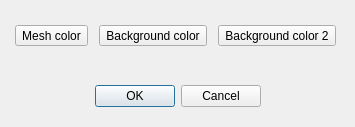
Qt form Qt/mqColorDialog.ui (morphomuseum/ISE-MeshTools) before a commit.
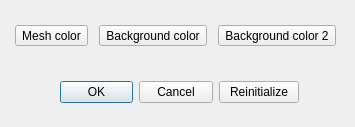
The same form after that commit. Custom widgets are drawn as their Qt base class.

Commit message: Default GUI options (color, camera, grid...) are now stored inside vtkMeshToolsCore. Default colors can now be restored.

What changed in the file:
```diff
--- a/Qt/mqColorDialog.ui
+++ b/Qt/mqColorDialog.ui
@@ -13,22 +13,6 @@
   <property name="windowTitle">
    <string>Color options</string>
   </property>
-  <widget class="QDialogButtonBox" name="buttonBox">
-   <property name="geometry">
-    <rect>
-     <x>70</x>
-     <y>80</y>
-     <width>191</width>
-     <height>32</height>
-    </rect>
-   </property>
-   <property name="orientation">
-    <enum>Qt::Horizontal</enum>
-   </property>
-   <property name="standardButtons">
-    <set>QDialogButtonBox::Cancel|QDialogButtonBox::Ok</set>
-   </property>
-  </widget>
   <widget class="QWidget" name="verticalLayoutWidget">
    <property name="geometry">
     <rect>
@@ -66,6 +50,35 @@
     </item>
    </layout>
   </widget>
+  <widget class="QWidget" name="">
+   <property name="geometry">
+    <rect>
+     <x>60</x>
+     <y>80</y>
+     <width>239</width>
+     <height>25</height>
+    </rect>
+   </property>
+   <layout class="QHBoxLayout" name="horizontalLayout_2">
+    <item>
+     <widget class="QDialogButtonBox" name="buttonBox">
+      <property name="orientation">
+       <enum>Qt::Horizontal</enum>
+      </property>
+      <property name="standardButtons">
+       <set>QDialogButtonBox::Cancel|QDialogButtonBox::Ok</set>
+      </property>
+     </widget>
+    </item>
+    <item>
+     <widget class="QPushButton" name="reinitcolorsButton">
+      <property name="text">
+       <string>Reinitialize</string>
+      </property>
+     </widget>
+    </item>
+   </layout>
+  </widget>
  </widget>
  <customwidgets>
   <customwidget>
```
The commit also changes 7 other files.
